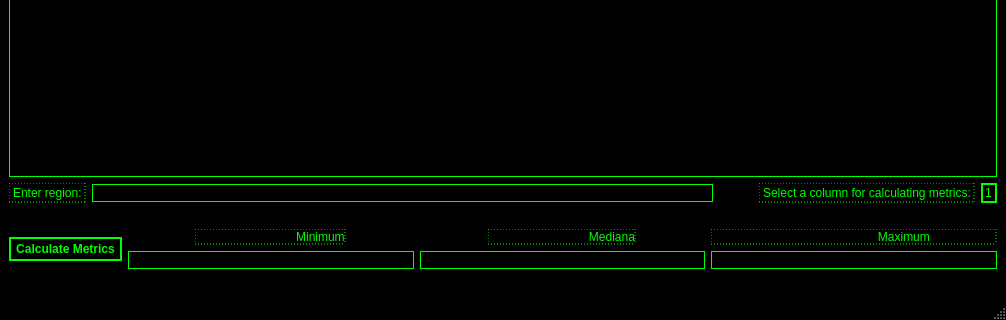
Qt form mainwindow.ui (mashka-antonova/OP_lab_2) before a commit; both pictures show x 0 to 1006 and y 276 to 596 of the 1006 by 596 pixel window.
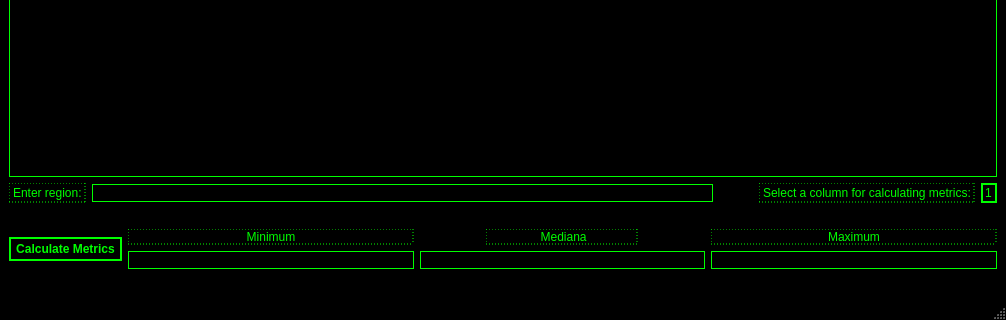
The same form after that commit. Icons and pictures are not drawn.

Patch:
```diff
--- a/mainwindow.ui
+++ b/mainwindow.ui
@@ -298,7 +298,7 @@
       </item>
       <item>
        <layout class="QVBoxLayout" name="verticalLayout">
-        <item alignment="Qt::AlignmentFlag::AlignHCenter">
+        <item>
          <widget class="QLabel" name="label_3">
           <property name="styleSheet">
            <string notr="true">color: #00FF00;
@@ -308,7 +308,7 @@
 border-style: dashed</string>
           </property>
           <property name="text">
-           <string>                              Minimum</string>
+           <string>Minimum</string>
           </property>
           <property name="alignment">
            <set>Qt::AlignmentFlag::AlignCenter</set>
@@ -336,7 +336,7 @@
 border-style: dashed</string>
           </property>
           <property name="text">
-           <string>                              Mediana</string>
+           <string>                Mediana               </string>
           </property>
           <property name="alignment">
            <set>Qt::AlignmentFlag::AlignCenter</set>
@@ -364,7 +364,7 @@
 border-style: dashed</string>
           </property>
           <property name="text">
-           <string>                              Maximum</string>
+           <string>Maximum</string>
           </property>
           <property name="alignment">
            <set>Qt::AlignmentFlag::AlignCenter</set>
```
